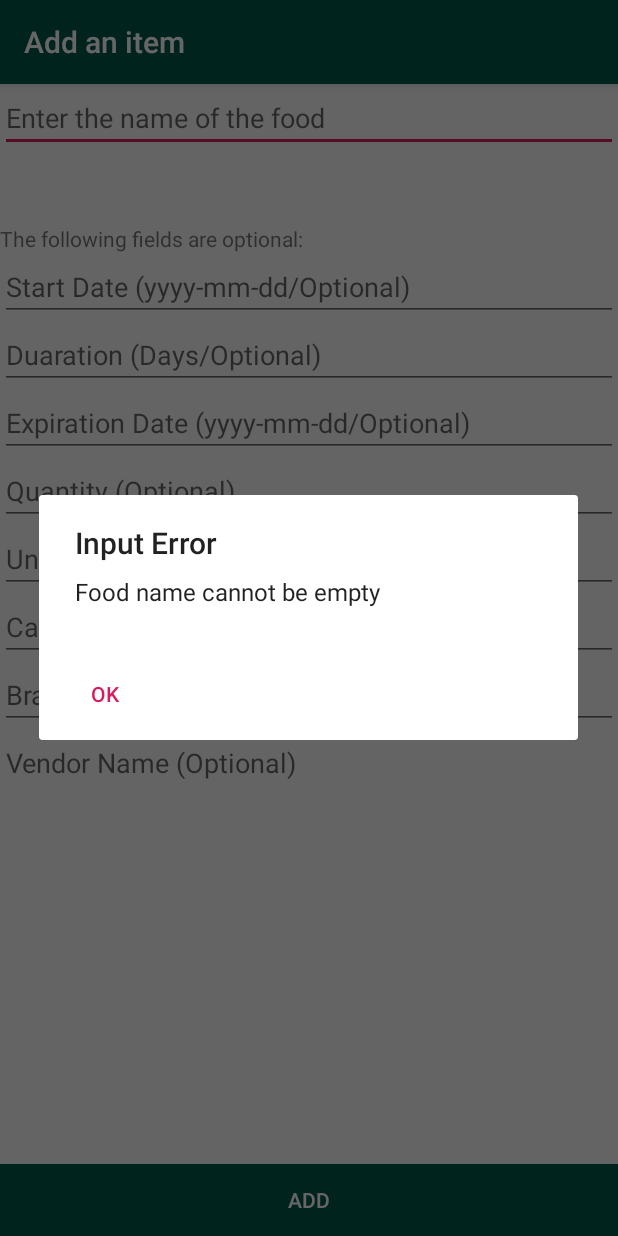
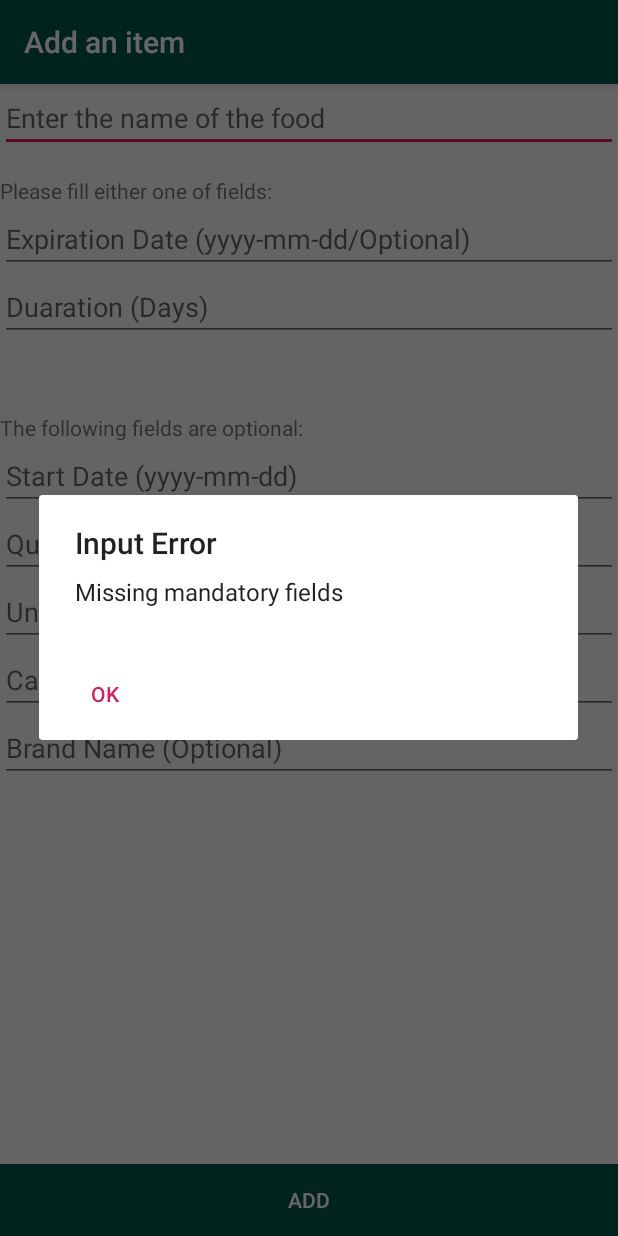
Before and after one commit to MathewJiang/PUT---IoT-Device-for-Home-Fridge, an Android app: the fragment AddItemFragment shown on its own in the app's theme, after a tap on "ADD", on a phone screen of 412 x 824 dp. Run offline under Robolectric (Android 15) with nearby library versions, the phone set to English and light mode, and no system bars; our stand-ins replace Volley.

Commit message:
enables date computation

```diff
--- a/Android App/app/src/main/java/com/example/zhepingjiang/navigation/AddItemFragment.java
+++ b/Android App/app/src/main/java/com/example/zhepingjiang/navigation/AddItemFragment.java
@@ -22,6 +22,10 @@ import com.android.volley.VolleyError;
 import com.android.volley.toolbox.StringRequest;
 import com.android.volley.toolbox.Volley;
 
+import java.text.DateFormat;
+import java.text.SimpleDateFormat;
+import java.util.Calendar;
+import java.util.Date;
 import java.util.Objects;
 
 public class AddItemFragment extends Fragment {
@@ -44,11 +48,17 @@ public class AddItemFragment extends Fragment {
 
                 EditText enterFoodNameEditText = cur_view.findViewById(R.id.enterFoodEditText);
                 String foodName = enterFoodNameEditText.getText().toString();
+                EditText enterDurationEditText = cur_view.findViewById(R.id.enterDurationEditText);
+                String duration = enterDurationEditText.getText().toString();
+                EditText enterEndDateEditText = cur_view.findViewById(R.id.enterEndDateEditText);
+                String endDate = enterEndDateEditText.getText().toString();
 
-                if (foodName == null || foodName.isEmpty()) {
+                if (foodName == null || foodName.isEmpty()
+                        || (duration == null || duration.isEmpty()
+                            && (endDate == null || endDate.isEmpty()))) {
                     AlertDialog alertDialog = new AlertDialog.Builder(getContext()).create();
                     alertDialog.setTitle("Input Error");
-                    alertDialog.setMessage("Food name cannot be empty");
+                    alertDialog.setMessage("Missing mandatory fields");
                     alertDialog.setButton(AlertDialog.BUTTON_NEUTRAL, "OK",
                             new DialogInterface.OnClickListener() {
                                 public void onClick(DialogInterface dialog, int which) {
@@ -59,14 +69,31 @@ public class AddItemFragment extends Fragment {
                 } else {
                     Log.i(TAG, "onClick: " + foodName);
 
+                    // get the current Date
+                    Calendar calendar = Calendar.getInstance();
+                    Date curDate = calendar.getTime();
+                    DateFormat dateFormat = new SimpleDateFormat("yyyy-MM-dd");
+                    String startDate=dateFormat.format(curDate);
+
+                    // compute the exipration date if only duration is given
+                    if (duration != null && !duration.isEmpty()) {
+                        Integer durationInt = Integer.parseInt(duration);
+
+                        calendar.setTime(curDate);
+                        calendar.add(Calendar.DATE, durationInt);
+                        endDate = dateFormat.format(calendar.getTime());
+
+                        calendar.setTime(curDate);
+                    }
+
 
                     RequestQueue queue = Volley.newRequestQueue(Objects.requireNonNull(getContext()));
                     String url = "http://ece496puts.ddns.net:59496/raw_sql/" +
                             "use putsDB;" +
                             "insert into std_names values ('" + foodName + "', 'uncategorized');" +
                             "insert into purchase_history (std_name, vendor, brand, content_quantity, content_unit, is_packaged, package_unit, purchase_date, expiry_date) " +
-                            "VALUES ('" + foodName + "', 'default', 'default', '1', 'items', 'T', 'box', '2019-01-01', '2019-01-05');" +
-                            "insert into grocery_storage VALUES (LAST_INSERT_ID(), '" + foodName + "', 1, 'items', '2019-01-04 00:16:32', '2019-01-01', '2019-01-05', 'good');";
+                            "VALUES ('" + foodName + "', 'default', 'default', '1', 'items', 'T', 'box', '" + startDate + "', '" + endDate + "');" +
+                            "insert into grocery_storage VALUES (LAST_INSERT_ID(), '" + foodName + "', 1, 'items', '2019-01-04 00:16:32', '" + startDate +"', '" + endDate + "', 'good');";
 
                     Log.i(TAG, "onClick: " + url);
                     StringRequest stringRequest = new StringRequest(Request.Method.GET, url, new Response.Listener<String>() {
@@ -94,22 +121,13 @@ public class AddItemFragment extends Fragment {
 
                     //clear the text if user enter some info
                     enterFoodNameEditText.setText("");
+                    enterEndDateEditText.setText("");
+                    enterDurationEditText.setText("");
 
                     //hide the keyboard
                     InputMethodManager imm = (InputMethodManager) getContext().getSystemService(Activity.INPUT_METHOD_SERVICE);
                     imm.hideSoftInputFromWindow(cur_view.getWindowToken(), 0);
                 }
-
-//                AlertDialog alertDialog = new AlertDialog.Builder(getContext()).create();
-//                alertDialog.setTitle("Success");
-//                alertDialog.setMessage("Add successfully");
-//                alertDialog.setButton(AlertDialog.BUTTON_NEUTRAL, "OK",
-//                        new DialogInterface.OnClickListener() {
-//                            public void onClick(DialogInterface dialog, int which) {
-//                                dialog.dismiss();
-//                            }
-//                        });
-//                alertDialog.show();
             }
         });
     }
--- a/Android App/app/src/main/java/com/example/zhepingjiang/navigation/DisplayItemFragment.java
+++ b/Android App/app/src/main/java/com/example/zhepingjiang/navigation/DisplayItemFragment.java
@@ -31,7 +31,6 @@ public class DisplayItemFragment extends Fragment {
     LayoutInflater f_inflater;
     ViewGroup f_container;
     private LinearLayout parentLinearLayout;
-    private int num_row = 5;
 
     @Nullable
     @Override
--- a/Android App/app/src/main/res/layout/additem_layout.xml
+++ b/Android App/app/src/main/res/layout/additem_layout.xml
@@ -30,6 +30,30 @@
                 android:inputType="textPersonName" />
 
             <TextView
+                android:id="@+id/addDurationInfoTextView"
+                android:layout_width="match_parent"
+                android:layout_height="wrap_content"
+                android:text="@string/enterDurationInfoText" />
+
+            <EditText
+                android:id="@+id/enterEndDateEditText"
+                android:layout_width="match_parent"
+                android:layout_height="wrap_content"
+                android:autofillHints=""
+                android:ems="10"
+                android:hint="@string/enterExpirationDateText"
+                android:inputType="date" />
+
+            <EditText
+                android:id="@+id/enterDurationEditText"
+                android:layout_width="match_parent"
+                android:layout_height="wrap_content"
+                android:autofillHints=""
+                android:ems="10"
+                android:hint="@string/enterDurationText"
+                android:inputType="textPersonName" />
+
+            <TextView
                 android:id="@+id/addOptionalInfoTextView"
                 android:layout_width="match_parent"
                 android:layout_height="wrap_content"
@@ -42,24 +66,6 @@
                 android:autofillHints=""
                 android:ems="10"
                 android:hint="@string/enterStartDateText"
-                android:inputType="date" />
-
-            <EditText
-                android:id="@+id/enterDurationEditText"
-                android:layout_width="match_parent"
-                android:layout_height="wrap_content"
-                android:autofillHints=""
-                android:ems="10"
-                android:hint="@string/enterDurationText"
-                android:inputType="number" />
-
-            <EditText
-                android:id="@+id/enterEndDateEditText"
-                android:layout_width="match_parent"
-                android:layout_height="wrap_content"
-                android:autofillHints=""
-                android:ems="10"
-                android:hint="@string/enterExpirationDateText"
                 android:inputType="date" />
 
             <EditText
--- a/Android App/app/src/main/res/values/strings.xml
+++ b/Android App/app/src/main/res/values/strings.xml
@@ -10,8 +10,9 @@
 
     <string name="addButtonName">ADD</string>
     <string name="enterFoodNameText">Enter the name of the food</string>
-    <string name="enterStartDateText">Start Date (yyyy-mm-dd/Optional)</string>
-    <string name="enterDurationText">Duaration (Days/Optional)</string>
+    <string name="enterDurationInfoText">\nPlease fill either one of fields:</string>
+    <string name="enterStartDateText">Start Date (yyyy-mm-dd)</string>
+    <string name="enterDurationText">Duaration (Days)</string>
     <string name="enterExpirationDateText">Expiration Date (yyyy-mm-dd/Optional)</string>
     <string name="enterOptionalInfoText">\n\n\nThe following fields are optional:</string>
     <string name="enterQuantityText">Quantity (Optional)</string>
```
